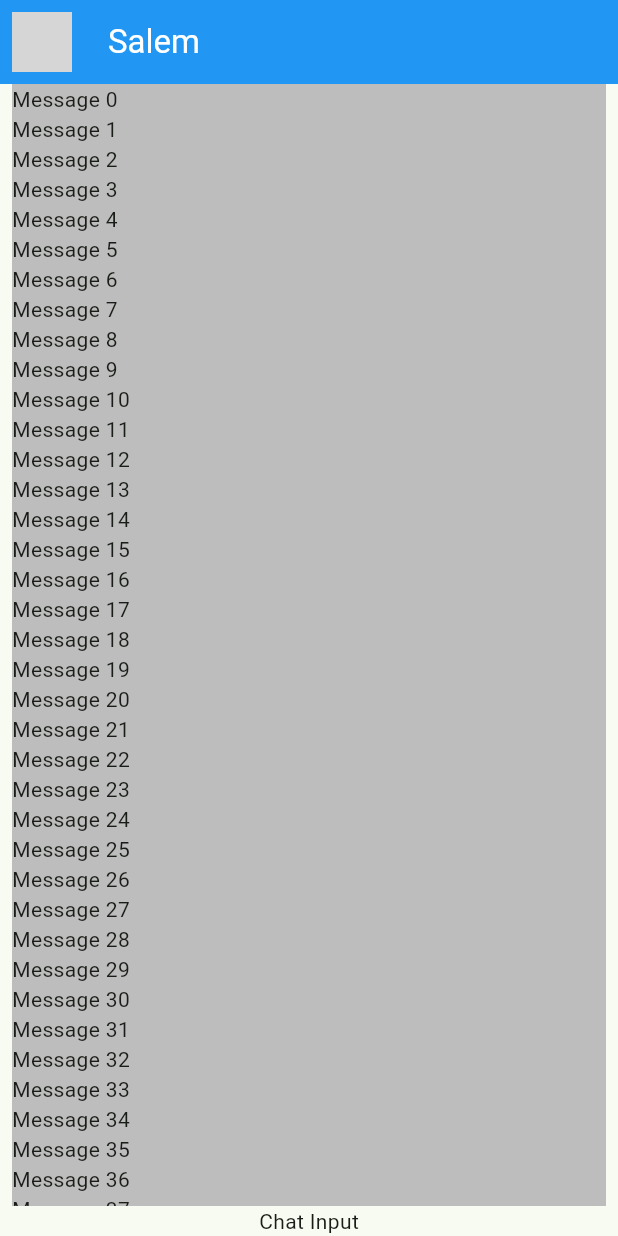
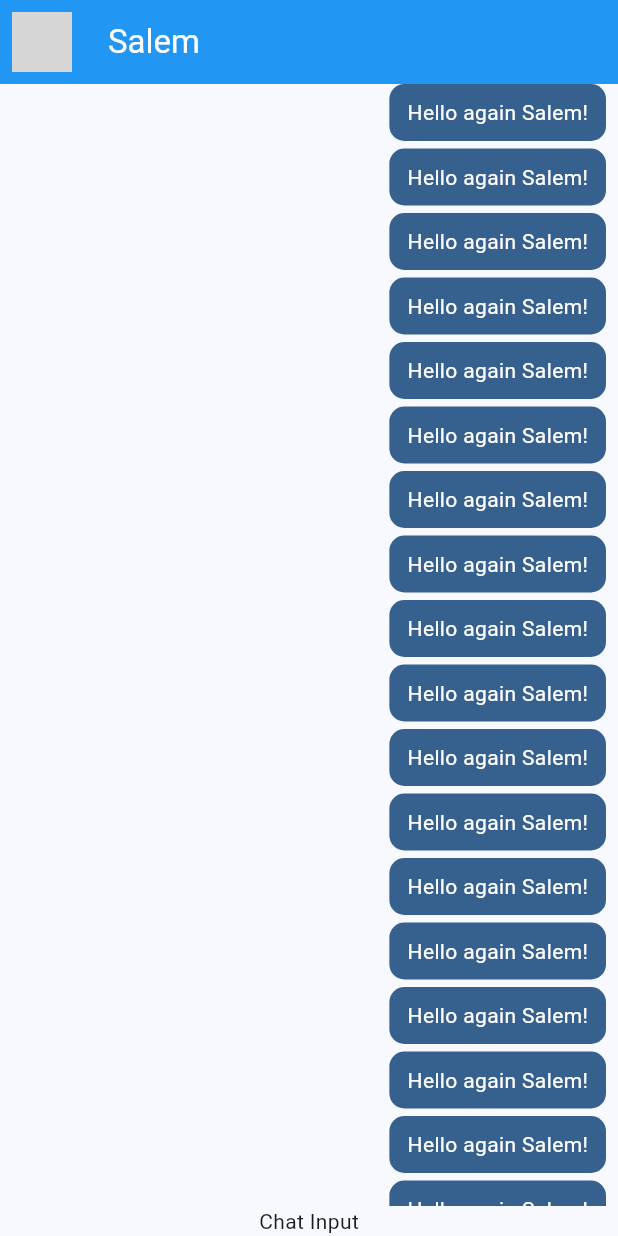
Before and after one commit to afperdomo2/basic-chat-flutter, a Flutter app: the screen it shows after launch, on a phone screen of 412 x 824 dp. Run offline on Flutter 3.47's test engine with Material 3 defaults, Android fonts, the phone set to English and light mode, and no system bars; network calls fail; grey boxes are pictures that could not be loaded.

Commit message:
Reestructura temas de la aplicación: elimina AppTheme antiguo y añade MyMessageBubble para mensajes en el chat.

```diff
--- a/lib/main.dart
+++ b/lib/main.dart
@@ -1,5 +1,5 @@
 import 'package:flutter/material.dart';
-import 'package:yes_no_app/core/themes/app_theme.dart';
+import 'package:yes_no_app/themes/app_theme.dart';
 import 'package:yes_no_app/screens/chat_screen.dart';
 
 void main() => runApp(const MyApp());
@@ -12,7 +12,7 @@ class MyApp extends StatelessWidget {
     return MaterialApp(
         title: 'Material App',
         debugShowCheckedModeBanner: false,
-        theme: AppTheme(selectedColor: 3).theme(),
+        theme: AppTheme(selectedColor: 1).theme(),
         home: const ChatScreen());
   }
 }
--- a/lib/screens/chat_screen.dart
+++ b/lib/screens/chat_screen.dart
@@ -1,4 +1,5 @@
 import 'package:flutter/material.dart';
+import 'package:yes_no_app/widgets/my_message_bubble.dart';
 
 class ChatScreen extends StatelessWidget {
   const ChatScreen({super.key});
@@ -36,11 +37,11 @@ class _ChatView extends StatelessWidget {
           children: [
             Expanded(
                 child: Container(
-              color: Colors.grey[400],
+              // color: Colors.grey[400],
               child: ListView.builder(
                 itemCount: 100,
                 itemBuilder: (context, index) {
-                  return Text('Message $index');
+                  return const MyMessageBubble();
                 },
               ),
             )),
--- /dev/null
+++ b/lib/widgets/my_message_bubble.dart
@@ -0,0 +1,27 @@
+import 'package:flutter/material.dart';
+
+class MyMessageBubble extends StatelessWidget {
+  const MyMessageBubble({super.key});
+
+  @override
+  Widget build(BuildContext context) {
+    final colors = Theme.of(context).colorScheme;
+
+    return Column(crossAxisAlignment: CrossAxisAlignment.end, children: [
+      Container(
+        decoration: BoxDecoration(
+          color: colors.primary,
+          borderRadius: BorderRadius.circular(10),
+        ),
+        child: const Padding(
+          padding: EdgeInsets.symmetric(horizontal: 12, vertical: 9),
+          child: Text(
+            'Hello again Salem!',
+            style: TextStyle(color: Colors.white),
+          ),
+        ),
+      ),
+      const SizedBox(height: 5),
+    ]);
+  }
+}
```
Also changed, not shown: lib/themes/app_theme.dart (renamed from lib/core/themes/app_theme.dart).
